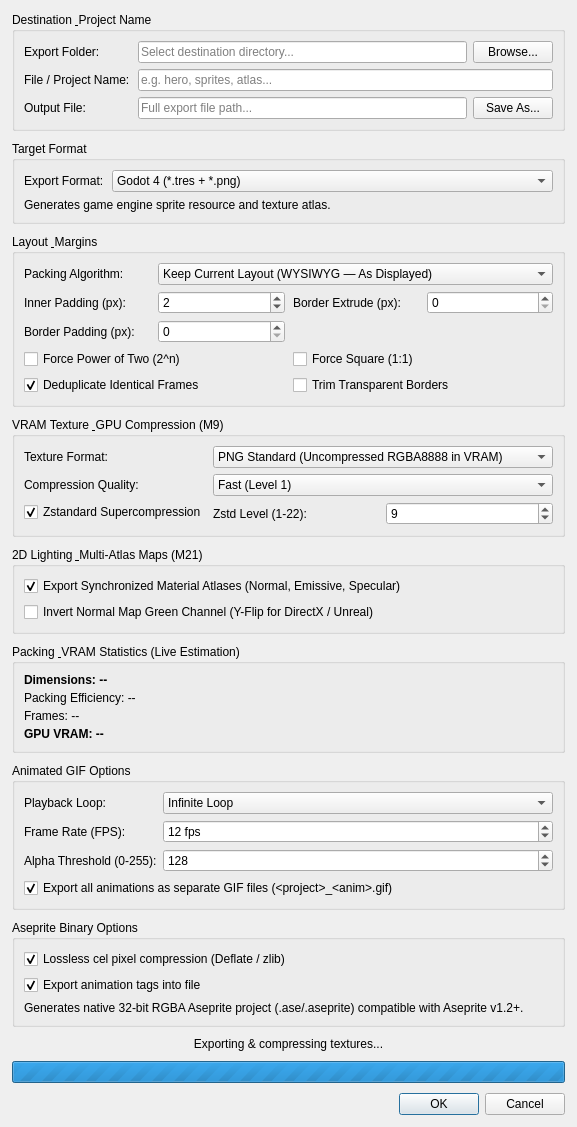
Above: BentoPack/src/widgets/exportdialog.ui from oktailb/BentoPack before the change. Below: the same form after it.
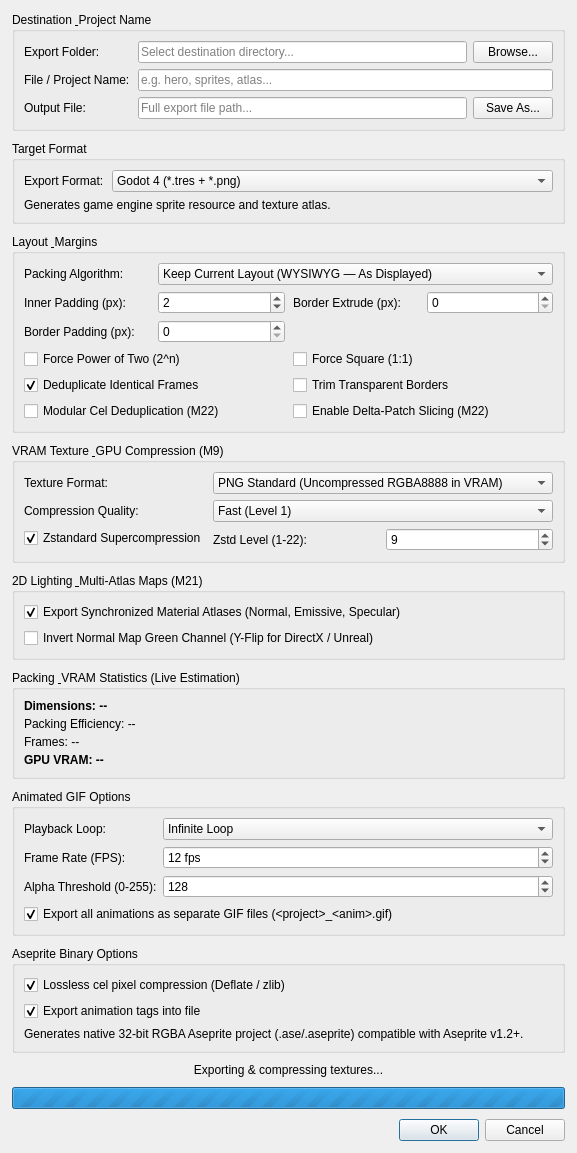
That is the form after the change.

```diff
--- a/BentoPack/src/widgets/exportdialog.ui
+++ b/BentoPack/src/widgets/exportdialog.ui
@@ -353,6 +353,26 @@
         </property>
        </widget>
       </item>
+      <item row="5" column="0" colspan="2">
+       <widget class="QCheckBox" name="chkDeduplicateCels">
+        <property name="text">
+         <string>Modular Cel Deduplication (M22)</string>
+        </property>
+        <property name="toolTip">
+         <string>Deduplicates shared cels across animation layers and frames via 64-bit XXH3 hashing</string>
+        </property>
+       </widget>
+      </item>
+      <item row="5" column="2" colspan="2">
+       <widget class="QCheckBox" name="chkDeltaPatching">
+        <property name="text">
+         <string>Enable Delta-Patch Slicing (M22)</string>
+        </property>
+        <property name="toolTip">
+         <string>Extracts dirty bounding-box patches between consecutive animation frames when delta area is small, reducing VRAM texture consumption</string>
+        </property>
+       </widget>
+      </item>
      </layout>
     </widget>
    </item>
```
